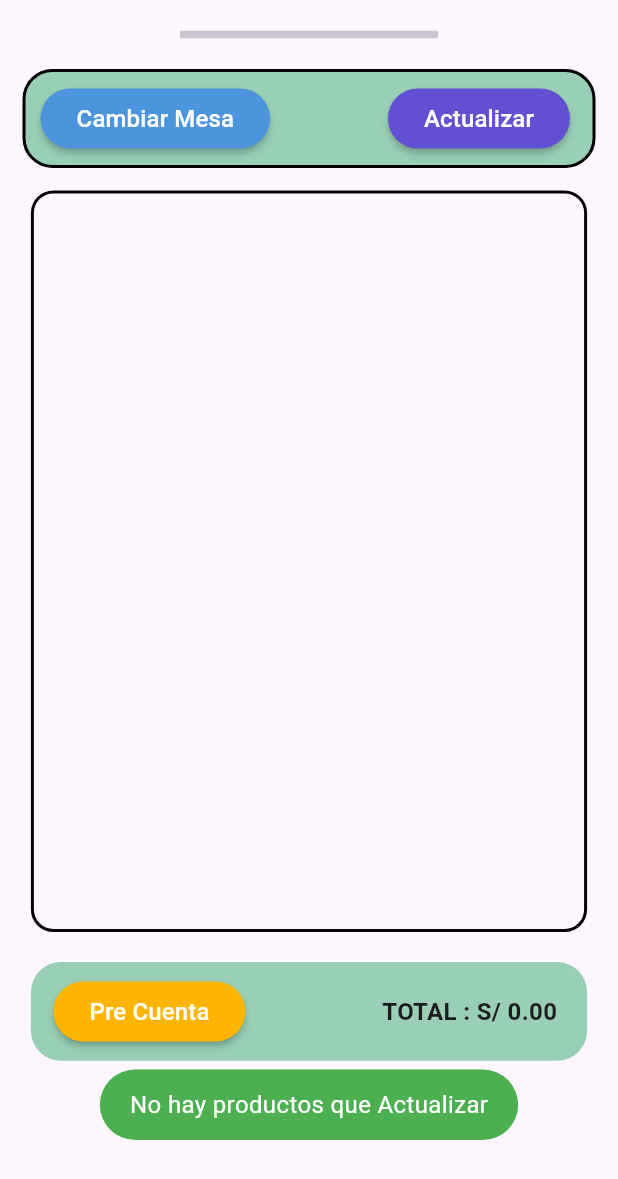
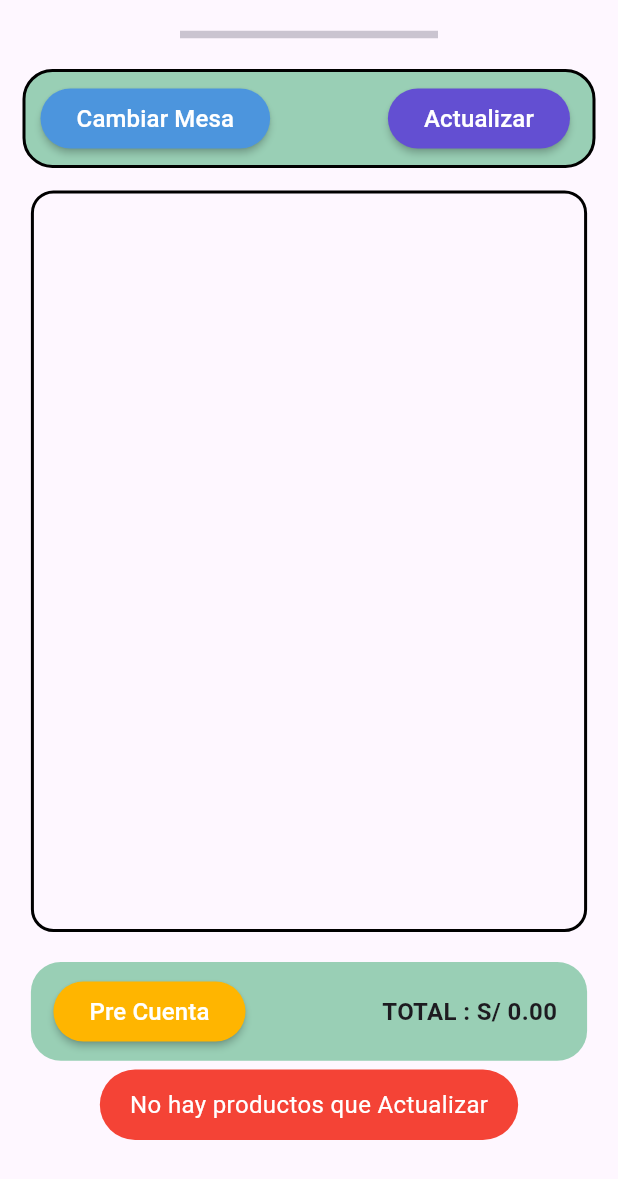
Before and after one commit to JosueRamirezH01/AppNakamuraFood, a Flutter app: the DetailsPage screen opened directly with empty values, after a tap on "Actualizar", on a phone screen of 412 x 824 dp. Shown: the top 1179 px of the screen. Run offline on Flutter 3.47's test engine with Material 3 defaults, Android fonts, the phone set to English and light mode, and no system bars; our stand-ins replace fluttertoast, modal_bottom_sheet, shared_preferences; missing offline and left inert: dart:ffi, esc_pos_printer, esc_pos_utils, flutter_bcrypt, mysql1, password_hash_plus; accounts and stored records are empty.

Commit message:
version 0.21

```diff
--- a/lib/bd/conexion.dart
+++ b/lib/bd/conexion.dart
@@ -4,7 +4,7 @@ class Connection {
     String host = '137.184.54.213';
     String user = 'atonGloR';
     String password = '£4dAGE310N';
-    String db = 'bd_restaurant';
+    String db = 'bd_restau';
     int port = 3306;
     Connection();
 
--- a/lib/home/details/datails_page.dart
+++ b/lib/home/details/datails_page.dart
@@ -273,7 +273,7 @@ class _DetailsPageState extends State<DetailsPage> {
                           imprimir(nombresProductos, 2);
                           Navigator.pop(context);
                         } else {
-                          mostrarMensajeActualizado('No hay productos que Actualizar');
+                          mostrarMensajeActualizado('No hay productos que Actualizar', true);
                           Navigator.pop(context);
                         }
                       },
@@ -903,13 +903,15 @@ class _DetailsPageState extends State<DetailsPage> {
       fontSize: 16.0,
     );
   }
-  void mostrarMensajeActualizado(String mensaje) {
+  void mostrarMensajeActualizado(String mensaje, bool esRojo ) {
+    Color backgroundColor = esRojo ? Colors.red : Colors.green;
+
     Fluttertoast.showToast(
       msg: mensaje,
       toastLength: Toast.LENGTH_SHORT,
       gravity: ToastGravity.BOTTOM,
       timeInSecForIosWeb: 1,
-      backgroundColor: Colors.green,
+      backgroundColor: backgroundColor,
       textColor: Colors.white,
       fontSize: 16.0,
     );
--- a/lib/services/mesas_service.dart
+++ b/lib/services/mesas_service.dart
@@ -79,7 +79,7 @@ class MesaServicio {
     try {
       conn = await _connectionSQL.getConnection();
 
-      const query = 'SELECT * FROM mesas WHERE piso_id = ?';
+      const query = 'SELECT * FROM mesas WHERE piso_id = ? AND estado_mesa != 0';
       final results = await conn.query(query, [idPiso]);
       if (results.isEmpty) {
         print('No se encontraron datos en las tablas.');
--- a/lib/services/piso_service.dart
+++ b/lib/services/piso_service.dart
@@ -14,7 +14,7 @@ class PisoServicio {
     MySqlConnection? conn;
     try {
       conn = await _connectionSQL.getConnection();
-      const query = 'SELECT * FROM pisos WHERE id_establecimiento = ?';
+      const query = 'SELECT DISTINCT p.* FROM pisos p JOIN mesas m ON p.id = m.piso_id WHERE m.estado_mesa = 1 AND id_establecimiento = ?';
       final results = await conn.query(query, [idEstablecimiento]);
         List<Piso> pisos =
             results.map((row) => Piso.fromJson(row.fields)).toList();
@@ -36,7 +36,7 @@ class PisoServicio {
     MySqlConnection? conn;
     try {
       conn = await _connectionSQL.getConnection();
-      const query = 'SELECT * FROM `pisos` WHERE id = ?';
+      const query = 'SELECT * FROM `pisos` WHERE id = ? ';
       final results = await conn.query(query, [idmesapiso]);
         Map<String, dynamic> pisoData = results.first.fields;
         Piso piso = Piso.fromJson(pisoData);
```
Also changed, not shown: lib/home/home_page.dart (+23 -33 lines).
